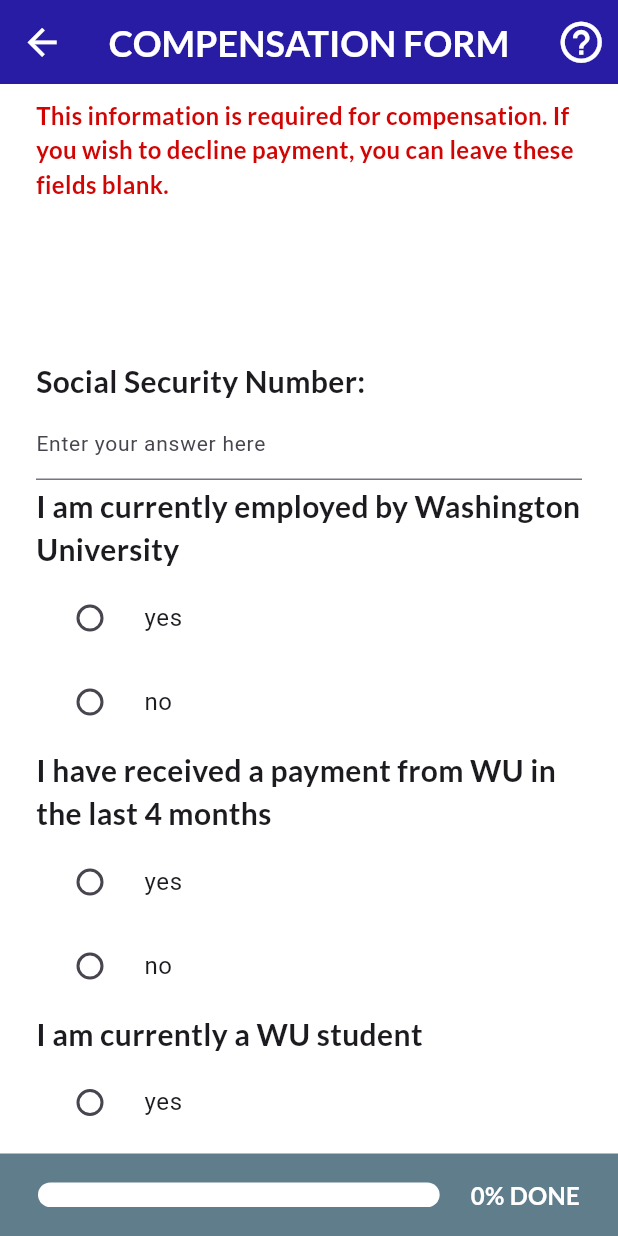
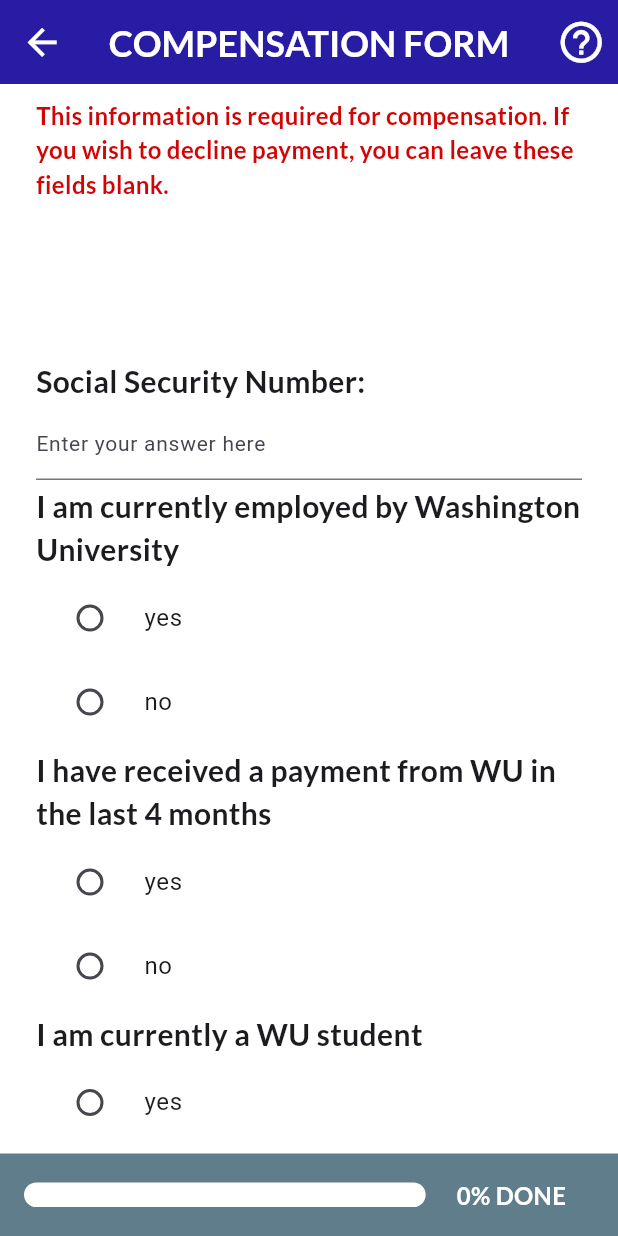
Before and after one commit to kevin200555/autism_ai_test, a Flutter app: the CompensationFormScreen screen opened directly, on a phone screen of 412 x 824 dp. Run offline on Flutter 3.47's test engine with Material 3 defaults, Android fonts, the phone set to English and light mode, and no system bars; drawn by our look-alikes of auto_size_text; our stand-ins replace camera, firebase_core, firebase_storage, google_fonts, hive, hive_flutter and 1 more; missing offline and left inert: pdfx; accounts and stored records are empty.

Commit message:
changed size of progress bar

```diff
--- a/lib/widgets/other/progress_bar.dart
+++ b/lib/widgets/other/progress_bar.dart
@@ -19,7 +19,7 @@ class _ProgressBarState extends State<ProgressBar> {
       padding: EdgeInsets.all(16),
       color: ColorTheme.progressBarBackground,
       child: Row(
-        mainAxisAlignment: MainAxisAlignment.center,
+        mainAxisAlignment: MainAxisAlignment.start,
         children: [
           // the progress bar is made up of a bottom rectangle and a top green rectangle stacked on top of it.
           Stack(
@@ -41,7 +41,7 @@ class _ProgressBarState extends State<ProgressBar> {
                     (UserClass.screenNumber / UserClass.totalScreenNumber) >= 1
                     ? MediaQuery.sizeOf(context).width * 0.65
                     : MediaQuery.sizeOf(context).width *
-                          0.65 *
+                          0.60 *
                           (UserClass.screenNumber /
                               UserClass.totalScreenNumber),
                 height: MediaQuery.sizeOf(context).height * 0.02,
```
